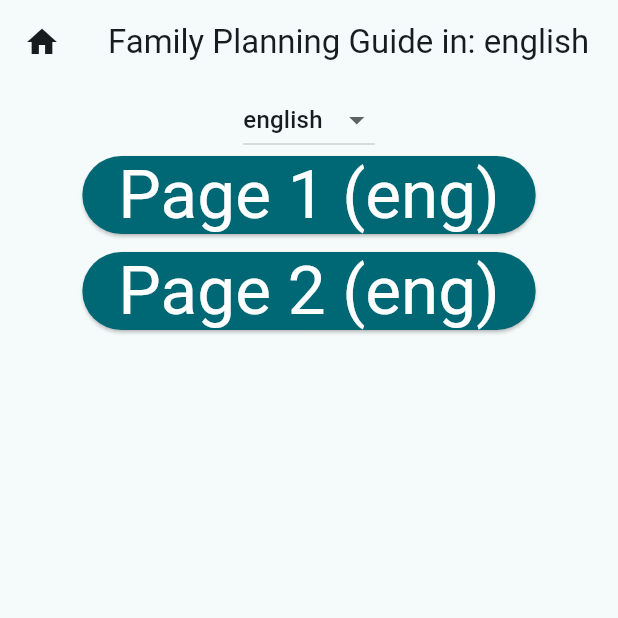
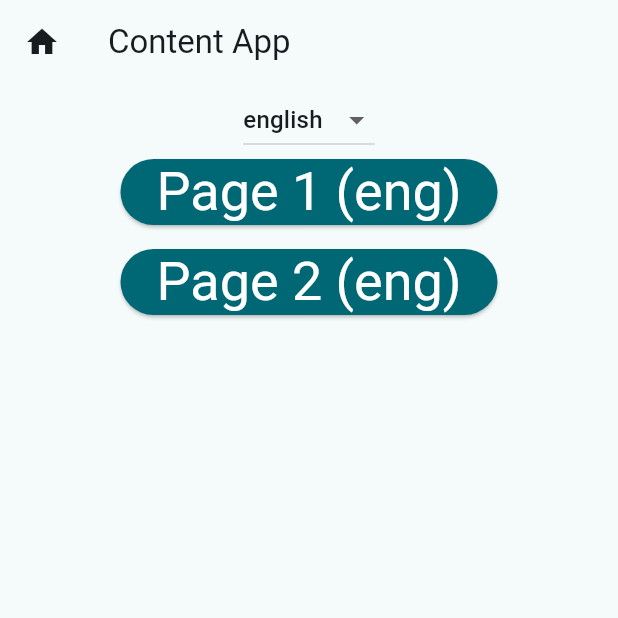
Before and after one commit to caitlynrawlings/ContentApp, a Flutter app: the screen it shows after launch, after a tap on the "home" icon, on a phone screen of 412 x 824 dp, the top half of it. Run offline on Flutter 3.47's test engine with Material 3 defaults, Android fonts, the phone set to English and light mode, and no system bars.

Commit message:
a few comments

```diff
--- a/lib/main.dart
+++ b/lib/main.dart
@@ -5,7 +5,7 @@ import 'dart:convert';
 import 'package:flutter/services.dart' show rootBundle;
 
 
-int selectedIndex = 0;  // tracks which page is being displayed
+int selectedPageIndex = 0;  // tracks which page is being displayed. 0 is menu page and increments from that in order of pages added
 String selectedLanguage = "";  // tracks current language
 
 // for storing data once parsed from json
@@ -89,12 +89,12 @@ class MyApp extends StatelessWidget {
   @override
   Widget build(BuildContext context) {
     return MaterialApp(
-      title: 'Flutter Demo',
+      title: 'Content App',
       theme: ThemeData(
         colorScheme: ColorScheme.fromSeed(seedColor: const Color.fromARGB(255, 70, 70, 70)),
         useMaterial3: true,
       ),
-      home: const MyHomePage(title: 'Flutter Demo Home Page'),
+      home: const MyHomePage(title: 'Content App Home Page'),
     );
   }
 }
@@ -120,37 +120,37 @@ class _MyHomePageState extends State<MyHomePage> {
               icon: const Icon(Icons.home),
               onPressed: () {
                 setState(() {
-                  selectedIndex = 0;
+                  selectedPageIndex = 0;
                 });
               },
             ),
-            title: Text('Family Planning Guide in: $selectedLanguage'),
+            title: const Text('Content App'),
           ),
           body: Column(
             children: [
               LanguageDropdown(
                 selectedLanguage: selectedLanguage,
-                onChanged: (String newValue) {
+                onChanged: (String newLanguage) {
                   setState(() {
-                    selectedLanguage = newValue;
+                    selectedLanguage = newLanguage;
                   });
                 },
               ),
               Expanded(
-                child: selectedIndex == 0
+                child: selectedPageIndex == 0
                     ? Center(
                         child: MenuPage(
                           pageTitles: pageTitles,
                           onSelectPage: (index) {
                             setState(() {
-                              selectedIndex = index + 1;
+                              selectedPageIndex = index + 1;
                             });
                           },
                         ),
                       )
                     : CustomPage(
-                        content: pagesContents[selectedIndex - 1],
-                        title: pageTitles[selectedIndex - 1],
+                        content: pagesContents[selectedPageIndex - 1],
+                        title: pageTitles[selectedPageIndex - 1],
                         language: selectedLanguage,
                       ),
               ),
@@ -178,7 +178,7 @@ class MenuPage extends StatelessWidget {
       itemCount: pageTitles.length,
       itemBuilder: (context, index) {
         return PageButton(
-          pageLabel: pageTitles[index][selectedLanguage] ?? "Not available",
+          pageLabel: pageTitles[index][selectedLanguage] ?? "Page not available in $selectedLanguage",
           onPressed: () {
             onSelectPage(index);
           },
@@ -201,7 +201,7 @@ class PageButton extends StatelessWidget {
   @override
   Widget build(BuildContext context) {
     final theme = Theme.of(context);
-    final style = theme.textTheme.displayMedium!.copyWith(
+    final textStyle = theme.textTheme.displaySmall!.copyWith(
       color: theme.colorScheme.onPrimary,
     );
 
@@ -214,7 +214,7 @@ class PageButton extends StatelessWidget {
           ),
           child: Text(
             pageLabel,
-            style: style,
+            style: textStyle,
           ),
         ),
         const SizedBox(height: 12.0),
@@ -242,14 +242,14 @@ class LanguageDropdownState extends State<LanguageDropdown> {
   Widget build(BuildContext context) {
     return DropdownButton<String>(
       value: widget.selectedLanguage,
-      onChanged: (String? newValue) {
-        widget.onChanged(newValue ?? languages[0]);
+      onChanged: (String? newLanguage) {
+        widget.onChanged(newLanguage ?? languages[0]);
       },
       items: languages
-          .map<DropdownMenuItem<String>>((dynamic value) {
+          .map<DropdownMenuItem<String>>((dynamic language) {
             return DropdownMenuItem<String>(
-              value: value,
-              child: Text(value),
+              value: language,
+              child: Text(language),
             );
           }).toList(),
     );
```
